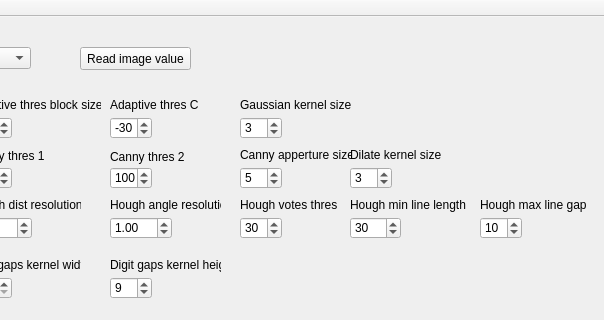
Before: the Qt Designer form mainwindow.ui in AIHGomaa/EVDProject1, drawn with Qt 5; both pictures show x 180 to 784 and y 0 to 320 of the 784 by 473 pixel window.
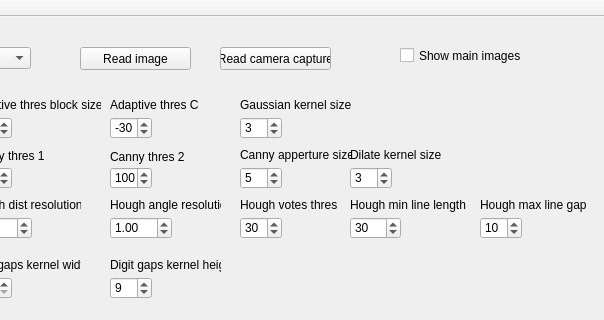
After: the same form once the commit is applied.

Commit message: Camera input supported; Top and bottom regions blurred on camera input and image input; Guide lines in camera imput; Refactoring.

Patch:
```diff
--- a/mainwindow.ui
+++ b/mainwindow.ui
@@ -24,7 +24,7 @@
      </rect>
     </property>
     <property name="text">
-     <string>Read image value</string>
+     <string>Read image</string>
     </property>
    </widget>
    <widget class="QSpinBox" name="spnEnhancementadaptiveThresholdBlockSize">
@@ -574,6 +574,32 @@
      <double>0.850000000000000</double>
     </property>
    </widget>
+   <widget class="QPushButton" name="btnReadCameraImage">
+    <property name="geometry">
+     <rect>
+      <x>400</x>
+      <y>30</y>
+      <width>111</width>
+      <height>23</height>
+     </rect>
+    </property>
+    <property name="text">
+     <string>Read camera capture</string>
+    </property>
+   </widget>
+   <widget class="QCheckBox" name="chkShowMainImages">
+    <property name="geometry">
+     <rect>
+      <x>580</x>
+      <y>30</y>
+      <width>121</width>
+      <height>17</height>
+     </rect>
+    </property>
+    <property name="text">
+     <string>Show main images</string>
+    </property>
+   </widget>
   </widget>
   <widget class="QMenuBar" name="menuBar">
    <property name="geometry">
```
The commit also changes 8 other files.
